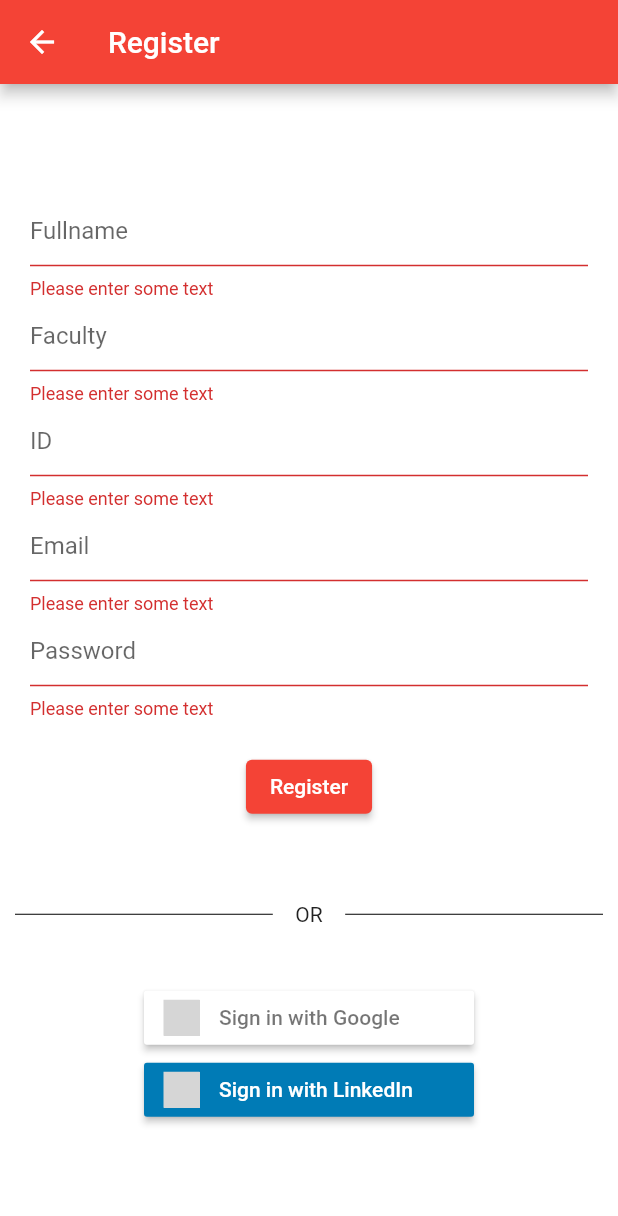
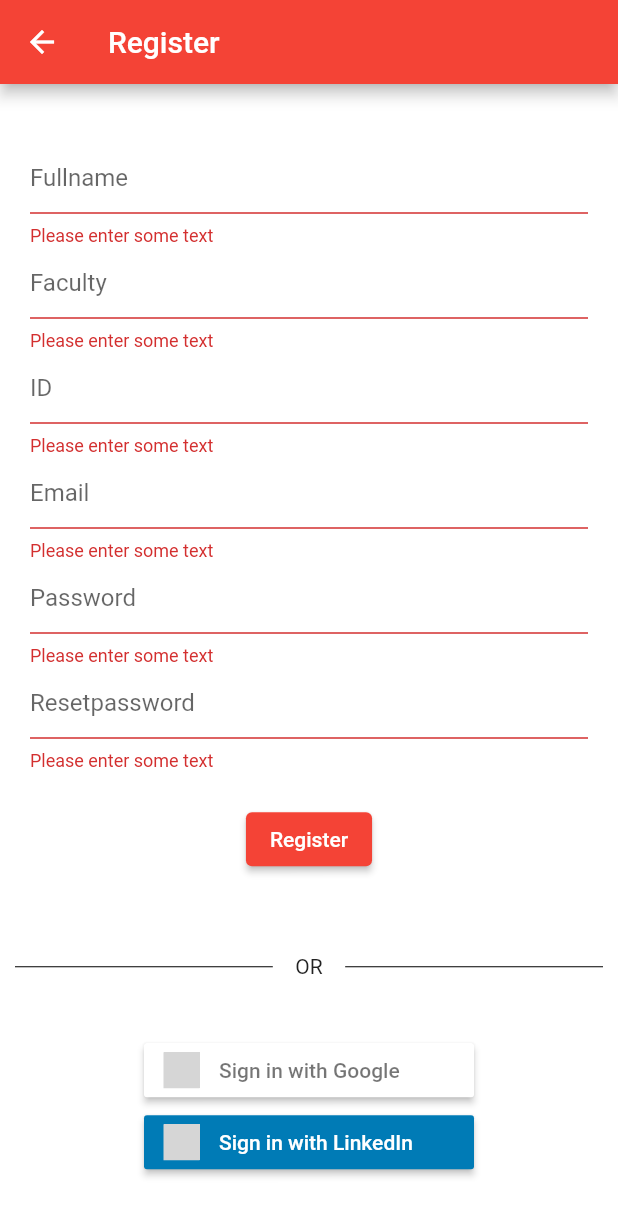
Before and after one commit to MHeidar2/Event-Engager-, a Flutter app: the RegisterPage screen opened by its route, after a tap on "Register", on a phone screen of 412 x 824 dp. Shown: the top 1216 px of the screen. Run offline on Flutter 3.47's test engine with Material 2 defaults, Android fonts, the phone set to English and light mode, and no system bars; our stand-ins replace flutter_signin_button; grey boxes are pictures that could not be loaded.

Commit message:
Update register.dart

```diff
--- a/lib/register.dart
+++ b/lib/register.dart
@@ -81,6 +81,17 @@ class _RegisterPageState extends State<RegisterPage> {
                         return null;
                       },
                     ),
+                    TextFormField(
+                      decoration: const InputDecoration(
+                        hintText: 'Resetpassword',
+                      ),
+                      validator: (value) {
+                        if (value.isEmpty) {
+                          return 'Please enter some text';
+                        }
+                        return null;
+                      },
+                    ),
                     SizedBox(
                       height: 5,
                     ),
```
